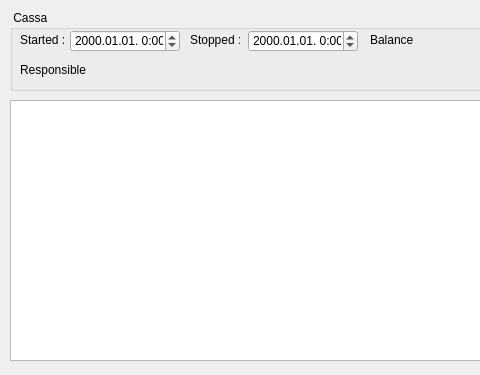
This is client/dlgcassa.ui in tbikfalvi/Belenus as Qt 5 draws it before an edit; both pictures show x 0 to 480 and y 0 to 375 of the 706 by 375 pixel window. The edited form follows.
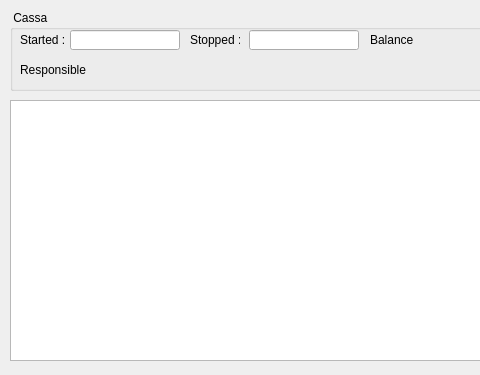
This is the edited form.

Commit message: Penztar kezelo dialog majdnem kesz

The edit to the form file:
```diff
--- a/client/dlgcassa.ui
+++ b/client/dlgcassa.ui
@@ -66,19 +66,6 @@
      <string>Started :</string>
     </property>
    </widget>
-   <widget class="QDateTimeEdit" name="dtStartDate">
-    <property name="geometry">
-     <rect>
-      <x>60</x>
-      <y>20</y>
-      <width>110</width>
-      <height>22</height>
-     </rect>
-    </property>
-    <property name="displayFormat">
-     <string>yyyy.MM.dd. H:mm</string>
-    </property>
-   </widget>
    <widget class="QLabel" name="lblStopDate">
     <property name="geometry">
      <rect>
@@ -92,19 +79,6 @@
      <string>Stopped :</string>
     </property>
    </widget>
-   <widget class="QDateTimeEdit" name="dtStopDate">
-    <property name="geometry">
-     <rect>
-      <x>238</x>
-      <y>20</y>
-      <width>110</width>
-      <height>22</height>
-     </rect>
-    </property>
-    <property name="displayFormat">
-     <string>yyyy.MM.dd. H:mm</string>
-    </property>
-   </widget>
    <widget class="QLabel" name="lblBalance">
     <property name="geometry">
      <rect>
@@ -167,6 +141,26 @@
      <string> </string>
     </property>
    </widget>
+   <widget class="QLineEdit" name="dtStartDate">
+    <property name="geometry">
+     <rect>
+      <x>60</x>
+      <y>20</y>
+      <width>110</width>
+      <height>20</height>
+     </rect>
+    </property>
+   </widget>
+   <widget class="QLineEdit" name="dtStopDate">
+    <property name="geometry">
+     <rect>
+      <x>239</x>
+      <y>20</y>
+      <width>110</width>
+      <height>20</height>
+     </rect>
+    </property>
+   </widget>
   </widget>
   <widget class="QPushButton" name="pbClose">
    <property name="geometry">
```
The commit also changes 7 other files.
